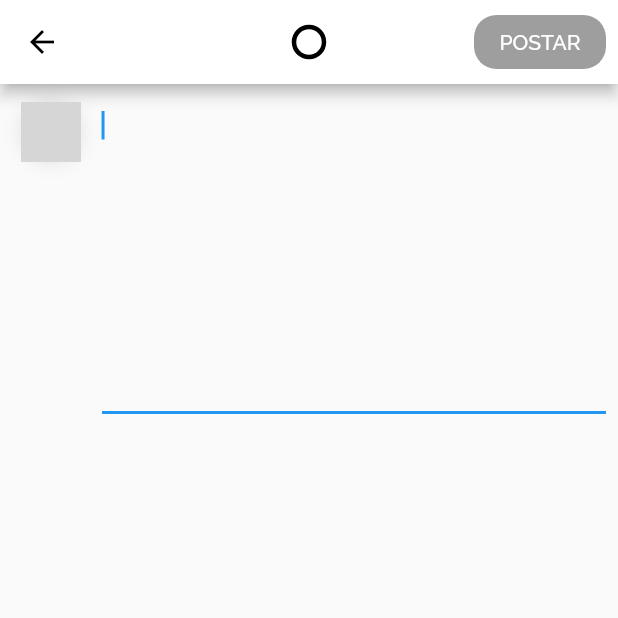
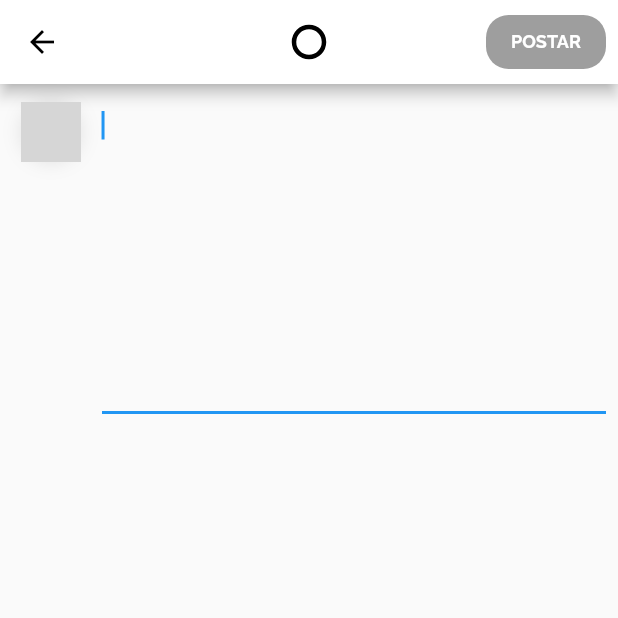
Before and after one commit to brunozaranza/botitter, a Flutter app: the NewPostPage screen opened directly, on a phone screen of 412 x 824 dp, the top half of it. Run offline on Flutter 3.47's test engine with Material 2 defaults, Android fonts, the phone set to English and light mode, and no system bars; our stand-ins replace date_format, dio, email_validator, flutter_mobx, mobx, shared_preferences and 1 more; accounts and stored records are empty; generated files the repository leaves out were written again; network calls fail; statements that could not run were skipped; grey boxes are pictures that could not be loaded.

Commit message:
edit post improves

```diff
--- a/lib/ui/page/new_post_page.dart
+++ b/lib/ui/page/new_post_page.dart
@@ -122,6 +122,7 @@ class _NewPostPageState extends State<NewPostPage> {
         ),
       )
           : Container(
+        width: 80,
           decoration: BoxDecoration(
             color:
             _viewModel.isButtonDisabled ? Colors.grey : Colors.blue,
@@ -132,7 +133,7 @@ class _NewPostPageState extends State<NewPostPage> {
               _viewModel.isButtonDisabled ? null : _onPressed,
               child: Text(
                 widget.editPost != null ? "EDITAR" : "POSTAR",
-                style: TextStyle(color: Colors.white),
+                style: TextStyle(color: Colors.white, fontWeight: FontWeight.w700, fontSize: 12,),
               ))),
     );
   }
@@ -145,7 +146,7 @@ class _NewPostPageState extends State<NewPostPage> {
     return Padding(
       padding: const EdgeInsets.only(right: 8, top: 10, bottom: 10),
       child: Container(
-        width: 60,
+        width: 50,
           decoration: BoxDecoration(
             color: Colors.red,
             borderRadius: BorderRadius.all(Radius.circular(15)),
@@ -155,7 +156,7 @@ class _NewPostPageState extends State<NewPostPage> {
                 _viewModel.deletePost(widget.editPost);
                 Navigator.pop(context);
               },
-              child: Icon(Icons.delete, color: Colors.white,))),
+              child: Icon(Icons.delete, color: Colors.white, size: 20,))),
     );
   }
 
```
Also changed, not shown: lib/ui/view/post_item_view.dart (+14 -10 lines).
